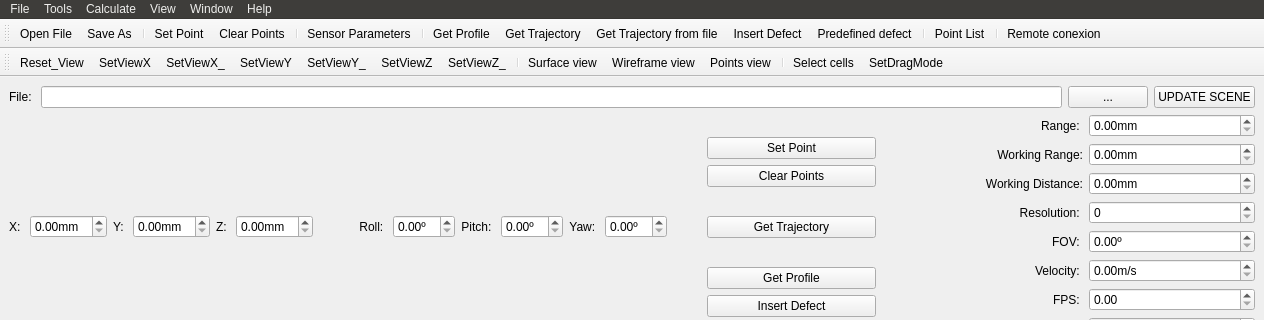
Above: MainWindow.ui from sararht/TriPlay before the change; both pictures show x 0 to 1264 and y 0 to 320 of the 1264 by 749 pixel window. Below: the same form after it.
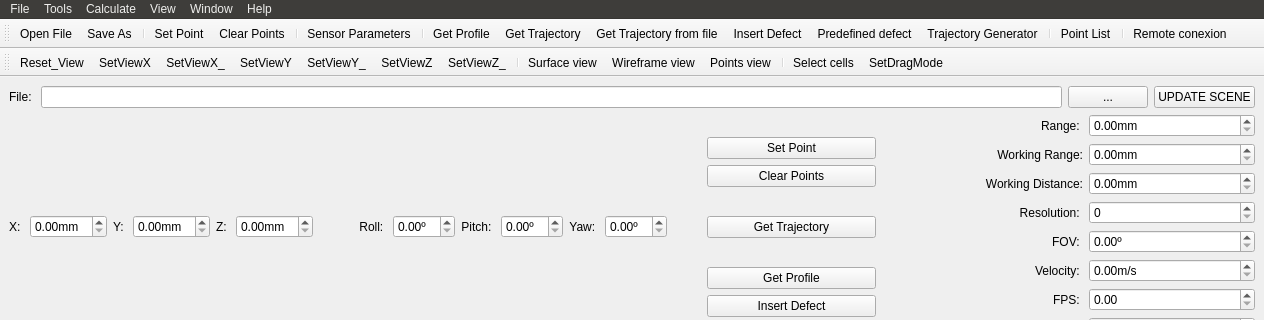
That is the form after the change. Icons and pictures are not drawn.

```diff
--- a/MainWindow.ui
+++ b/MainWindow.ui
@@ -965,6 +965,7 @@
    <addaction name="actionGet_Trajectory_from"/>
    <addaction name="actionInsert_Defect"/>
    <addaction name="actionPredefined_defect"/>
+   <addaction name="actionTrajectory_Generator"/>
    <addaction name="separator"/>
    <addaction name="actionPointsWindow"/>
    <addaction name="separator"/>
```
Left out of the diff: 4 changed lines with no effect on the pictures.
